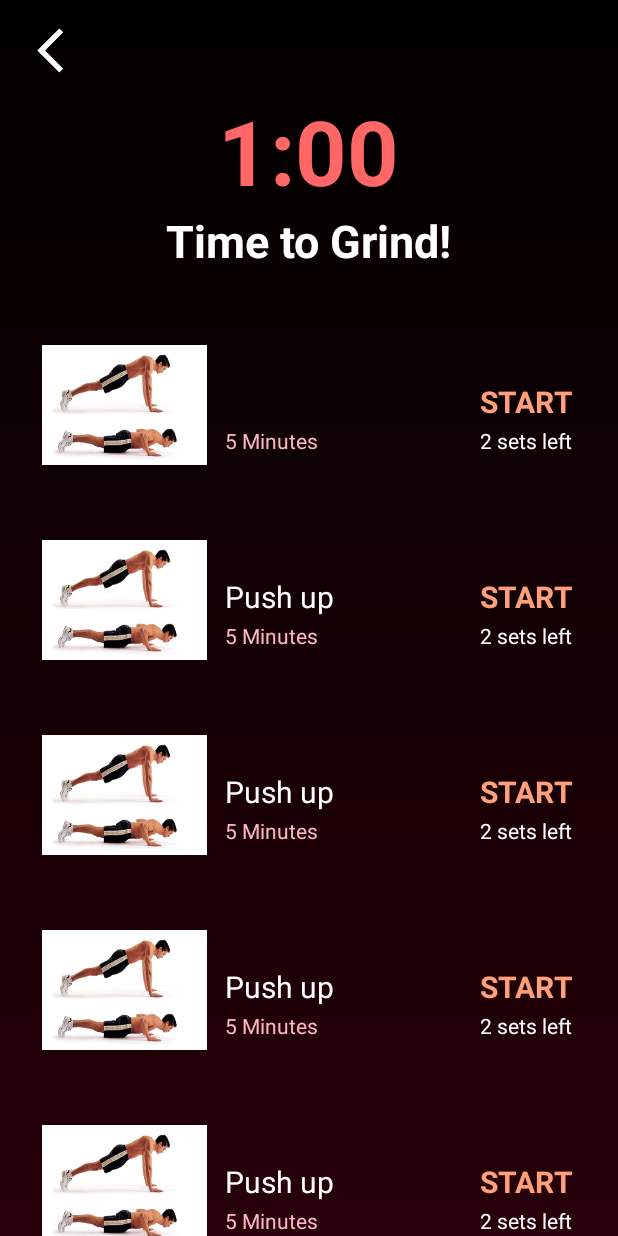
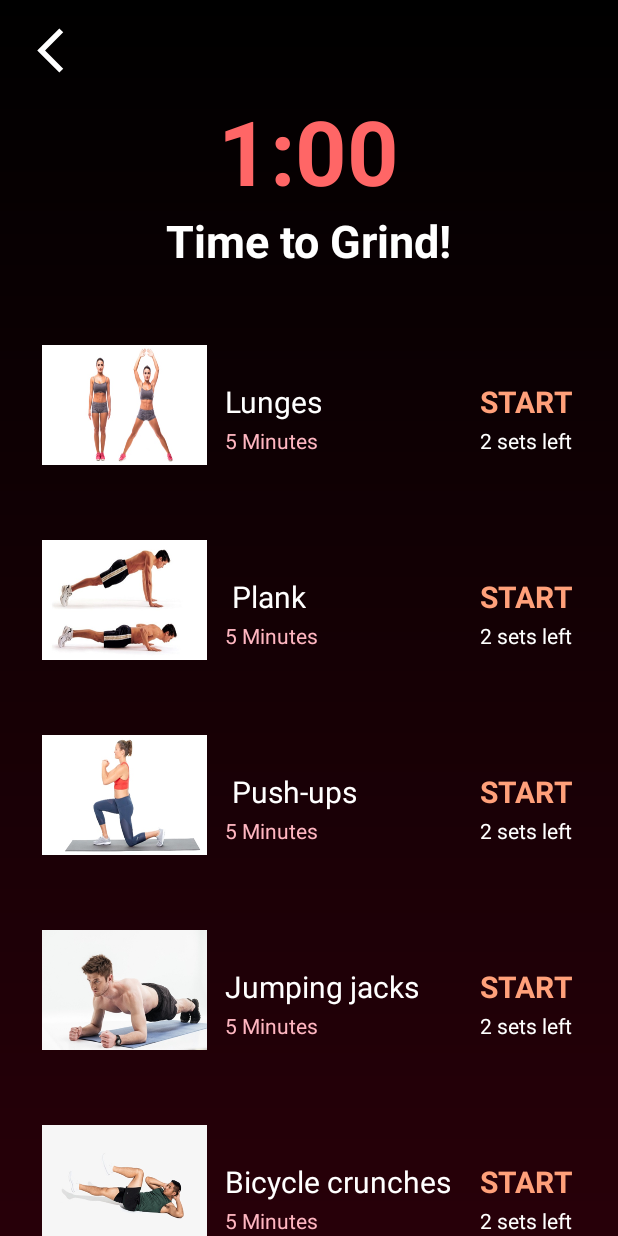
Before and after one commit to MAD-Foster/Foster, an Android app: the fragment BeginnerFragment placed in its activity, after a tap on an icon or button, on a phone screen of 412 x 824 dp. Run offline under Robolectric (Android 15) with nearby library versions, the phone set to English and light mode, and no system bars; 1 statement that could not run was skipped.

Commit message:
change image text

```diff
--- a/app/src/main/java/com/example/foster/SpecificExerciseActivity.java
+++ b/app/src/main/java/com/example/foster/SpecificExerciseActivity.java
@@ -61,32 +61,50 @@ public class SpecificExerciseActivity extends AppCompatActivity {
         Intent i = new Intent(SpecificExerciseActivity.this, WorkoutActivity.class);
         startActivity(i);
     }
+    String condition;
 
-    @SuppressLint("NonConstantResourceId")
     public void goButton(View v) {
         int id = v.getId();
         switch (id) {
             case R.id.GO_beginner_day1:
+                condition = "beginner_day1";
                 break;
             case R.id.GO_beginner_day2:
+                condition = "beginner_day2";
                 break;
             case R.id.GO_beginner_day3:
+                condition = "beginner_day3";
                 break;
             case R.id.GO_beginner_day4:
+                condition = "beginner_day4";
                 break;
             case R.id.GO_beginner_day5:
+                condition = "beginner_day5";
                 break;
             case R.id.GO_beginner_day6:
+                condition = "beginner_day6";
                 break;
             case R.id.GO_beginner_day7:
+                condition = "beginner_day7";
                 break;
+            default:
+                condition = "beginner_day7";
         }
+        Fragment fragment = new StartingWorkoutFragment();
+        Bundle b = new Bundle();
+        b.putString("key", condition);
+        fragment.setArguments(b);
+
+
         FragmentTransaction transaction = getSupportFragmentManager().beginTransaction();
         transaction.replace(R.id.NHFSpecificExercise, new StartingWorkoutFragment());
         transaction.addToBackStack(null);
         transaction.commit();
     }
 
+    public String getCondition(){
+        return this.condition;
+    }
 
 
     public void loadFragment(Fragment fragment) {
--- a/app/src/main/java/com/example/foster/StartingWorkoutFragment.java
+++ b/app/src/main/java/com/example/foster/StartingWorkoutFragment.java
@@ -1,5 +1,6 @@
 package com.example.foster;
 
+import android.annotation.SuppressLint;
 import android.media.Image;
 import android.os.Bundle;
 
@@ -15,6 +16,7 @@ import org.w3c.dom.Text;
 
 import java.util.ArrayList;
 import java.util.HashMap;
+import java.util.Map;
 
 /**
  * A simple {@link Fragment} subclass.
@@ -22,7 +24,7 @@ import java.util.HashMap;
  * create an instance of this fragment.
  */
 public class StartingWorkoutFragment extends Fragment {
-
+    String value;
     // TODO: Rename parameter arguments, choose names that match
     // the fragment initialization parameters, e.g. ARG_ITEM_NUMBER
     private static final String ARG_PARAM1 = "param1";
@@ -56,7 +58,10 @@ public class StartingWorkoutFragment extends Fragment {
 
     @Override
     public void onCreate(Bundle savedInstanceState) {
+
         super.onCreate(savedInstanceState);
+        SpecificExerciseActivity specificExerciseActivity = (SpecificExerciseActivity) getActivity();
+        value = specificExerciseActivity.getCondition();
         if (getArguments() != null) {
             mParam1 = getArguments().getString(ARG_PARAM1);
             mParam2 = getArguments().getString(ARG_PARAM2);
@@ -68,15 +73,14 @@ public class StartingWorkoutFragment extends Fragment {
                              Bundle savedInstanceState) {
 
         // Inflate the layout for this fragment
+//        setExerciseTextAndImage();
         return inflater.inflate(R.layout.fragment_starting_workout, container, false);
     }
 
     @Override
     public void onViewCreated(View view, Bundle savedInstanceState) {
         super.onViewCreated(view, savedInstanceState);
-//        ExerciseObject exerciseObject=new ExerciseObject();
-//        exerciseObject.textView=view.findViewById(R.id.TVFirstExercise);
-//        exerciseObject.imageView=view.findViewById(R.id.IVFirstExercise);
+//        View view = inflater.inflate(R.layout.fragment_starting_workout, container, false);
         firstTV = view.findViewById(R.id.TVFirstExercise);
         secondTV = view.findViewById(R.id.TVSecondExercise);
         thirdTV = view.findViewById(R.id.TVThirdExercise);
@@ -87,11 +91,9 @@ public class StartingWorkoutFragment extends Fragment {
         thirdIV = view.findViewById(R.id.IVThirdExercise);
         fourthIV = view.findViewById(R.id.IVFourthExercise);
         fifthIV = view.findViewById(R.id.IVFifthExercise);
-
-        firstTV.setText("");
+        setExerciseTextAndImage();
 
     }
-
 
     private TextView firstTV,
             secondTV,
@@ -105,15 +107,60 @@ public class StartingWorkoutFragment extends Fragment {
             fifthIV;
 //    HashMap<String,> hashMap = new HashMap<>();
 
-    TextView[] tvArr = {firstTV,secondTV,thirdTV,fourthTV,fifthTV};
-    ImageView[] ivArr = {firstIV,secondIV,thirdIV,fourthIV,fifthIV};
 
-//    public void setExerciseTextAndImage() {
+    public void setExerciseTextAndImage() {
+        TextView[] tvArr = {firstTV, secondTV, thirdTV, fourthTV, fifthTV};
+        ImageView[] ivArr = {firstIV, secondIV, thirdIV, fourthIV, fifthIV};
+        //    BEGINNER_DAY_1("Jumping jacks", " Push-ups", "Lunges", " Plank", "Bicycle crunches"),
+        int[] beginnerDay1 = {R.drawable.img_jumpingjack,R.drawable.img_pushup,R.drawable.img_lunges,R.drawable.img_plank,R.drawable.img_bcrucnhes};
+        Object[] array;
+//        Bundle b = this.getArguments();
+//        String value = b.getString("key");
+//        switch (value) {
+//            case "beginner_day1":
+//                array = ExerciseEnum.BEGINNER_DAY_1.getExercises().values().toArray();
+//                break;
+//            case "beginner_day2":
+//                array = ExerciseEnum.BEGINNER_DAY_2.getExercises().values().toArray();
+//                break;
+//            case "beginner_day3":
+//                array = ExerciseEnum.BEGINNER_DAY_3.getExercises().values().toArray();
+//                break;
+//            case "beginner_day4":
+//                array = ExerciseEnum.BEGINNER_DAY_4.getExercises().values().toArray();
+//                break;
+//            case "beginner_day5":
+//                array = ExerciseEnum.BEGINNER_DAY_5.getExercises().values().toArray();
+//                break;
+//            case "beginner_day6":
+//                array = ExerciseEnum.BEGINNER_DAY_6.getExercises().values().toArray();
+//                break;
+//            case "beginner_day7":
+//                array = ExerciseEnum.BEGINNER_DAY_7.getExercises().values().toArray();
+//                break;
+//            default:
+//                array = ExerciseEnum.BEGINNER_DAY_1.getExercises().values().toArray();
 //
-//        ExerciseObject exerciseObject = new ExerciseObject();
-//        exerciseObject.textView = findViewById()
-//        hashMap.put("first", )
-//    }
+//        }
+        Map<String, int[]> exerciseImage = new HashMap<>();
+
+//        exerciseImage.put("beginner_day1", )
+        Map<String, Map<String, String>> exerciseText = new HashMap<>();
+        exerciseText.put("beginner_day1", ExerciseEnum.BEGINNER_DAY_1.getExercises());
+        exerciseText.put("beginner_day2", ExerciseEnum.BEGINNER_DAY_2.getExercises());
+        exerciseText.put("beginner_day3", ExerciseEnum.BEGINNER_DAY_3.getExercises());
+        exerciseText.put("beginner_day4", ExerciseEnum.BEGINNER_DAY_4.getExercises());
+        exerciseText.put("beginner_day5", ExerciseEnum.BEGINNER_DAY_5.getExercises());
+        exerciseText.put("beginner_day6", ExerciseEnum.BEGINNER_DAY_6.getExercises());
+        exerciseText.put("beginner_day7", ExerciseEnum.BEGINNER_DAY_7.getExercises());
+        Map<String, String> chosenExerciseMap = exerciseText.get(value);
+        // Then, to retrieve the values for a given key:
+        array = chosenExerciseMap.values().toArray();
+        for (int i = 0; i < chosenExerciseMap.size(); i++) {
+            tvArr[i].setText((String) array[i]);
+            ivArr[i].setImageResource(beginnerDay1[i]);
+        }
+    }
 }
 
 class ExerciseObject {
--- a/app/src/main/res/layout/fragment_beginner.xml
+++ b/app/src/main/res/layout/fragment_beginner.xml
@@ -27,8 +27,8 @@
                 android:layout_width="match_parent"
                 android:layout_height="wrap_content"
                 android:adjustViewBounds="true"
+                android:alpha="0.9"
                 android:scaleType="fitXY"
-                android:alpha="0.9"
                 android:src="@drawable/img_begg"
                 app:layout_constraintStart_toStartOf="parent"
                 app:layout_constraintTop_toTopOf="parent" />
@@ -136,10 +136,10 @@
                     <ImageView
                         android:id="@+id/GO_beginner_day1"
                         android:layout_width="wrap_content"
-                        android:onClick="goButton"
                         android:layout_height="wrap_content"
                         android:layout_marginLeft="15dp"
                         android:layout_marginTop="30dp"
+                        android:onClick="goButton"
                         android:src="@drawable/go__" />
 
 
@@ -202,11 +202,11 @@
 
                     <ImageView
                         android:id="@+id/GO_beginner_day3"
-
                         android:layout_width="wrap_content"
                         android:layout_height="wrap_content"
                         android:layout_marginLeft="15dp"
                         android:layout_marginTop="30dp"
+                        android:onClick="goButton"
                         android:src="@drawable/go__" />
 
 
```
Lines whose indentation alone changed are shown as unchanged.
